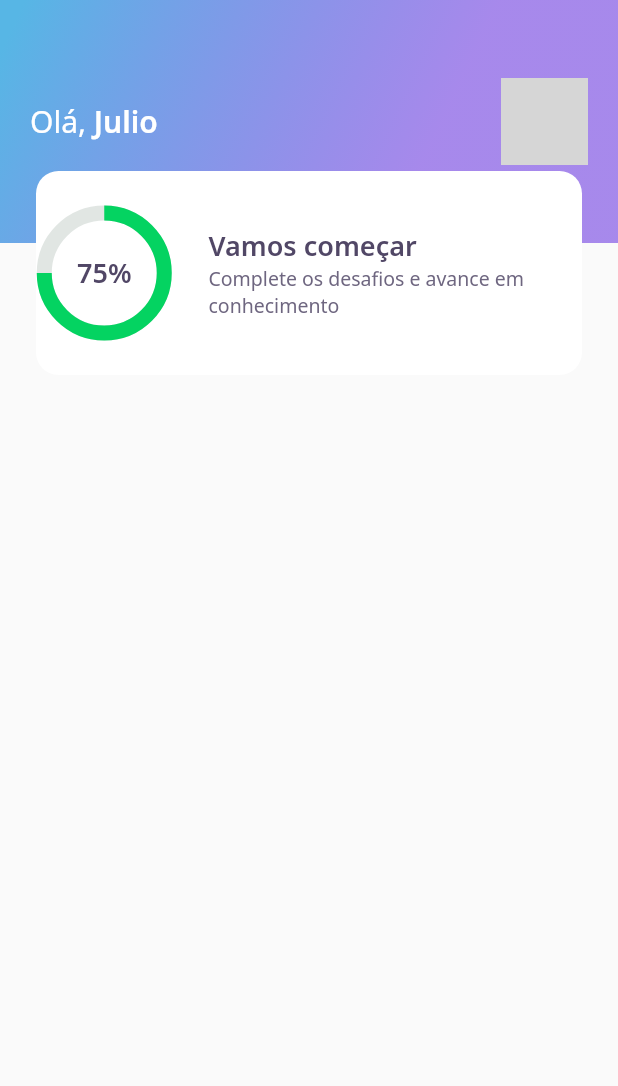
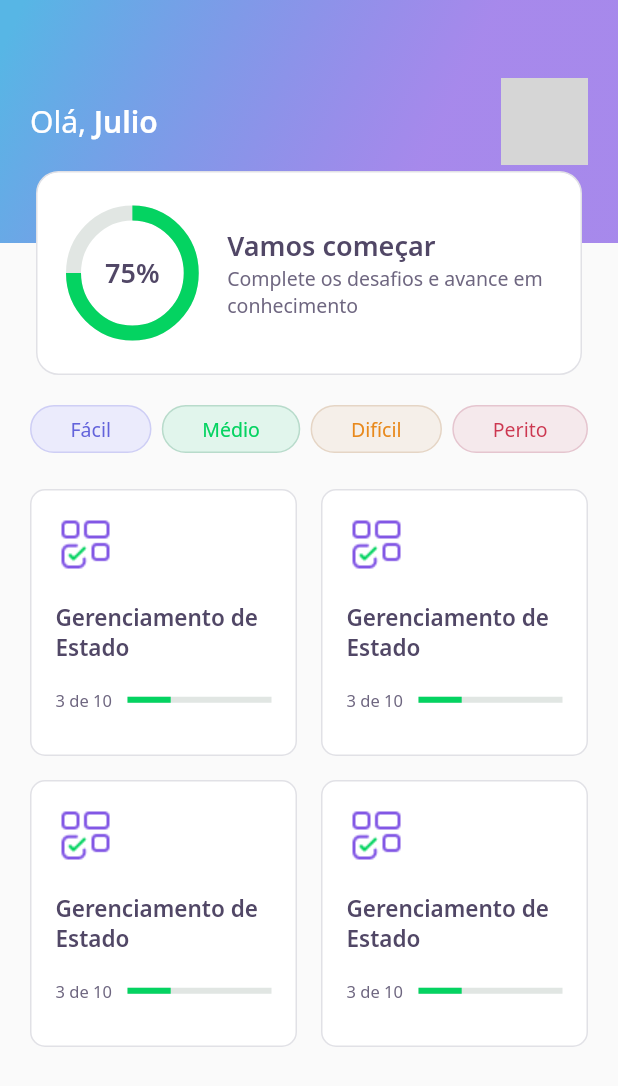
Before and after one commit to juliomsousa/devquiz-flutter-nlw5, a Flutter app: the screen it shows after launch, on a phone screen of 412 x 824 dp. Shown: the top 1086 px of the screen. Run offline on Flutter 3.47's test engine with Material 2 defaults, Android fonts, the phone set to English and light mode, and no system bars; our stand-ins replace google_fonts; network calls fail; grey boxes are pictures that could not be loaded.

Commit message:
Finish home layout

```diff
--- a/lib/home/home_page.dart
+++ b/lib/home/home_page.dart
@@ -1,8 +1,10 @@
 import 'package:DevQuiz/home/widgets/appbar/app_bar_widget.dart';
+import 'package:DevQuiz/home/widgets/level_button/level_button_widget.dart';
+import 'package:DevQuiz/home/widgets/quiz_card/quiz_card_widget.dart';
 import 'package:flutter/material.dart';
 
 class HomePage extends StatefulWidget {
-  HomePage({Key? key}): super(key: key);
+  HomePage({Key? key}) : super(key: key);
 
   @override
   _HomePageState createState() => _HomePageState();
@@ -13,6 +15,46 @@ class _HomePageState extends State<HomePage> {
   Widget build(BuildContext context) {
     return Scaffold(
       appBar: AppBarWidget(),
+      body: Padding(
+        padding: const EdgeInsets.all(20),
+        child: Column(
+          children: [
+            Row(
+              mainAxisAlignment: MainAxisAlignment.spaceBetween,
+              children: [
+                LevelButtonWidget(
+                  label: 'Fácil',
+                ),
+                LevelButtonWidget(
+                  label: 'Médio',
+                ),
+                LevelButtonWidget(
+                  label: 'Difícil',
+                ),
+                LevelButtonWidget(
+                  label: 'Perito',
+                ),
+              ],
+            ),
+            SizedBox(
+              height: 24,
+            ),
+            Expanded(
+              child: GridView.count(
+                crossAxisCount: 2,
+                crossAxisSpacing: 16,
+                mainAxisSpacing: 16,
+                children: [
+                  QuizCardWidget(),
+                  QuizCardWidget(),
+                  QuizCardWidget(),
+                  QuizCardWidget(),
+                ],
+              ),
+            )
+          ],
+        ),
+      ),
     );
   }
 }
--- /dev/null
+++ b/lib/home/widgets/level_button/level_button_widget.dart
@@ -0,0 +1,62 @@
+import 'package:DevQuiz/core/core.dart';
+import 'package:flutter/material.dart';
+import 'package:google_fonts/google_fonts.dart';
+
+class LevelButtonWidget extends StatelessWidget {
+  final String label;
+  LevelButtonWidget({Key? key, required this.label})
+      : assert(['Fácil', 'Médio', 'Difícil', 'Perito'].contains(label)),
+        super(key: key);
+
+  final config = {
+    'Fácil': {
+      'color': AppColors.levelButtonFacil,
+      'borderColor': AppColors.levelButtonBorderFacil,
+      'fontColor': AppColors.levelButtonTextFacil,
+    },
+    'Médio': {
+      'color': AppColors.levelButtonMedio,
+      'borderColor': AppColors.levelButtonBorderMedio,
+      'fontColor': AppColors.levelButtonTextMedio,
+    },
+    'Difícil': {
+      'color': AppColors.levelButtonDificil,
+      'borderColor': AppColors.levelButtonBorderDificil,
+      'fontColor': AppColors.levelButtonTextDificil,
+    },
+    'Perito': {
+      'color': AppColors.levelButtonPerito,
+      'borderColor': AppColors.levelButtonBorderPerito,
+      'fontColor': AppColors.levelButtonTextPerito,
+    },
+  };
+
+  Color get color => config[label]!['color']!;
+  Color get borderColor => config[label]!['borderColor']!;
+  Color get fontColor => config[label]!['fontColor']!;
+
+  @override
+  Widget build(BuildContext context) {
+    return Container(
+      decoration: BoxDecoration(
+          borderRadius: BorderRadius.circular(28),
+          color: color,
+          border: Border.fromBorderSide(
+            BorderSide(color: borderColor),
+          )),
+      child: Padding(
+        padding: const EdgeInsets.symmetric(
+          horizontal: 26,
+          vertical: 6,
+        ),
+        child: Text(
+          label,
+          style: GoogleFonts.notoSans(
+            color: fontColor,
+            fontSize: 13,
+          ),
+        ),
+      ),
+    );
+  }
+}
--- /dev/null
+++ b/lib/home/widgets/quiz_card/quiz_card_widget.dart
@@ -0,0 +1,57 @@
+import 'package:DevQuiz/core/core.dart';
+import 'package:flutter/material.dart';
+import 'package:google_fonts/google_fonts.dart';
+
+class QuizCardWidget extends StatelessWidget {
+  @override
+  Widget build(BuildContext context) {
+    return Container(
+      padding: EdgeInsets.all(16),
+      decoration: BoxDecoration(
+        border: Border.fromBorderSide(BorderSide(color: AppColors.border)),
+        color: AppColors.white,
+        borderRadius: BorderRadius.circular(10),
+      ),
+      child: Column(
+        crossAxisAlignment: CrossAxisAlignment.start,
+        children: [
+          Container(
+            height: 40,
+            width: 40,
+            child: Image.asset(AppImages.blocks),
+          ),
+          SizedBox(
+            height: 18,
+          ),
+          Text(
+            'Gerenciamento de Estado',
+            style: AppTextStyles.heading15,
+          ),
+          SizedBox(
+            height: 18,
+          ),
+          Row(
+            children: [
+              Expanded(
+                flex: 1,
+                child: Text(
+                  '3 de 10',
+                  style: AppTextStyles.body11,
+                ),
+              ),
+              Expanded(
+                flex: 2,
+                child: LinearProgressIndicator(
+                  value: 0.3,
+                  backgroundColor: AppColors.chartSecondary,
+                  valueColor:
+                      AlwaysStoppedAnimation<Color>(AppColors.chartPrimary),
+                ),
+              )
+            ],
+          )
+        ],
+      ),
+    );
+  }
+}
--- a/lib/home/widgets/score_card/score_card_widget.dart
+++ b/lib/home/widgets/score_card/score_card_widget.dart
@@ -14,7 +14,10 @@ class ScoreCardWidget extends StatelessWidget {
         decoration: BoxDecoration(
           color: AppColors.white,
           borderRadius: BorderRadius.circular(15),
+          border: Border.fromBorderSide(BorderSide(color: AppColors.border)),
         ),
+        child: Padding(
+          padding: const EdgeInsets.symmetric(horizontal: 24),
           child: Row(
             crossAxisAlignment: CrossAxisAlignment.center,
             children: [
@@ -45,6 +48,7 @@ class ScoreCardWidget extends StatelessWidget {
             ],
           ),
         ),
+      ),
     );
   }
 }
```
Lines whose indentation alone changed are shown as unchanged.
